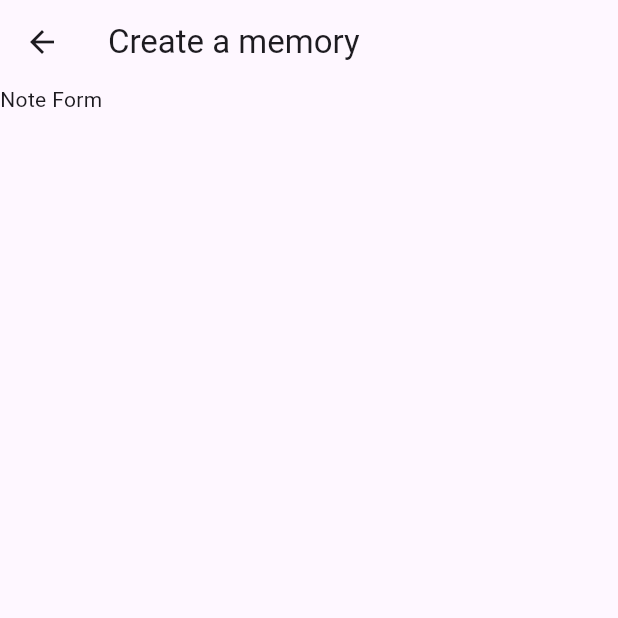
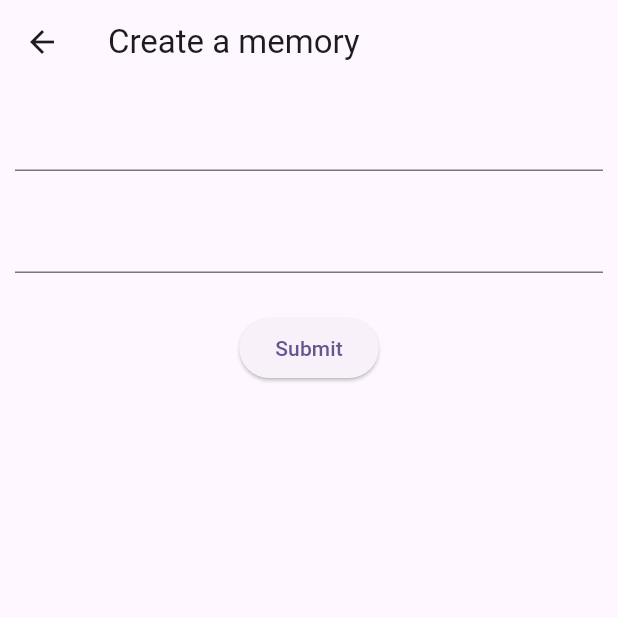
Before and after one commit to MarvinKweyu/bucketitems, a Flutter app: the NewNotePage screen opened directly, on a phone screen of 412 x 824 dp, the top half of it. Run offline on Flutter 3.47's test engine with Material 2 defaults, Android fonts, the phone set to English and light mode, and no system bars; network calls fail.

Commit message:
chore: create an extra input form for the note bod
fixes #1

```diff
--- a/lib/main.dart
+++ b/lib/main.dart
@@ -186,61 +186,76 @@
   Widget build(BuildContext context) {
     return Scaffold(
       appBar: AppBar(title: Text(title)),
-      // body: const NoteForm(),
-      body: Text('Note Form'),
+      body: const NoteForm(),
+      // body: Text('Note Form'),
     );
   }
 }
 
-// class NoteForm extends StatefulWidget {
-//   const NoteForm({super.key});
+class NoteForm extends StatefulWidget {
+  const NoteForm({super.key});
 
-//   @override
-//   NoteFormState createState() => NoteFormState();
-// }
+  @override
+  NoteFormState createState() => NoteFormState();
+}
 
-// class NoteFormState extends State<NoteForm> {
-//   // create global key that uniquely identifies the Form widget
-//   final _formKey = GlobalKey<FormState>();
+class NoteFormState extends State<NoteForm> {
+  // create global key that uniquely identifies the Form widget
+  final _formKey = GlobalKey<FormState>();
 
-//   @override
-//   Widget build(BuildContext context) {
-//     // build a form widget using _formkey created above
-//     return Form(
-//       key: _formKey,
-//       child: const Column(
-//         crossAxisAlignment: CrossAxisAlignment.center,
-//         children: [
-//           // text fields and elevated button
-//           TextFormField(
-//             validator: (value) {
-//               if (value == null || value.isEmpty) {
-//                 return 'Please enter some text';
-//               }
-//               return null; // Return null when the input is valid
-//             },
-//           ),
-//           Padding(
-//             padding: EdgeInsets.symmetric(vertical: 16),
-//             child: ElevatedButton(
-//               onPressed: () {
-//                 // return true of the form is valid or false otherwise
-//                 if (_formKey.currentState!.validate()) {
-//                   // if the form is valid, display a snackbar
-//                   // ToDo: change this to a post request
-//                   ScaffoldMessenger.of(context).showSnackBar(
-//                     const SnackBar(content: Text('Processing Data')),
-//                   );
-//                 }
-//               },
-//               child: const Text('Submit'),
-//             ),
-//           )
-//         ],
-//       ),
-//     );
-//   }
-// }
+  @override
+  Widget build(BuildContext context) {
+    // build a form widget using _formkey created above
+    return Form(
+      key: _formKey,
+      child: Column(
+        crossAxisAlignment: CrossAxisAlignment.center,
+        children: [
+          // text fields and elevated button
+          Padding(
+            padding: const EdgeInsets.all(10.0),
+            child: TextFormField(
+              autofillHints: const [AutofillHints.name],
+              validator: (value) {
+                if (value == null || value.isEmpty) {
+                  return 'Please enter some text';
+                }
+                return null; // Return null when the input is valid
+              },
+            ),
+          ),
+          Padding(
+            padding: const EdgeInsets.all(10.0),
+            child: TextFormField(
+              validator: (value) {
+                if (value == null || value.isEmpty) {
+                  return 'Please enter some text';
+                }
+                return null; // Return null when the input is valid
+              },
+            ),
+          ),
+          Padding(
+            padding: EdgeInsets.symmetric(vertical: 16),
+            child: ElevatedButton(
+              onPressed: () {
+                // return true of the form is valid or false otherwise
+                if (_formKey.currentState!.validate()) {
+                  // if the form is valid, display a snackbar
+                  // ToDo: change this to a post request
+                  ScaffoldMessenger.of(context).showSnackBar(
+                    const SnackBar(content: Text('Processing Data')),
+                  );
+                }
+              },
+              child: const Text('Submit'),
+            ),
+          )
+        ],
+      ),
+    );
+  }
+}
 
 Future<Notes> getNotes() async {
   final response =
```
